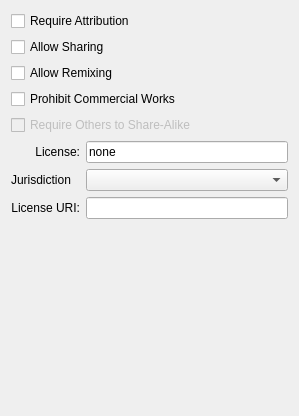
cc-archive/liblicense-kde, file license-widget/license_chooser.ui: the form before one commit.
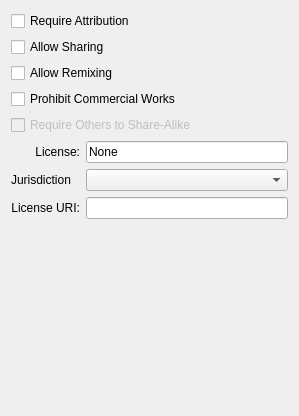
The form after the commit.

Commit message: Make the code l10n-ready

```diff
--- a/license-widget/license_chooser.ui
+++ b/license-widget/license_chooser.ui
@@ -89,7 +89,7 @@
        <item>
         <widget class="QLineEdit" name="licenseEdit" >
          <property name="text" >
-           <string>none</string>
+           <string>None</string>
          </property>
         </widget>
        </item>
```
The commit also changes 2 other files.
